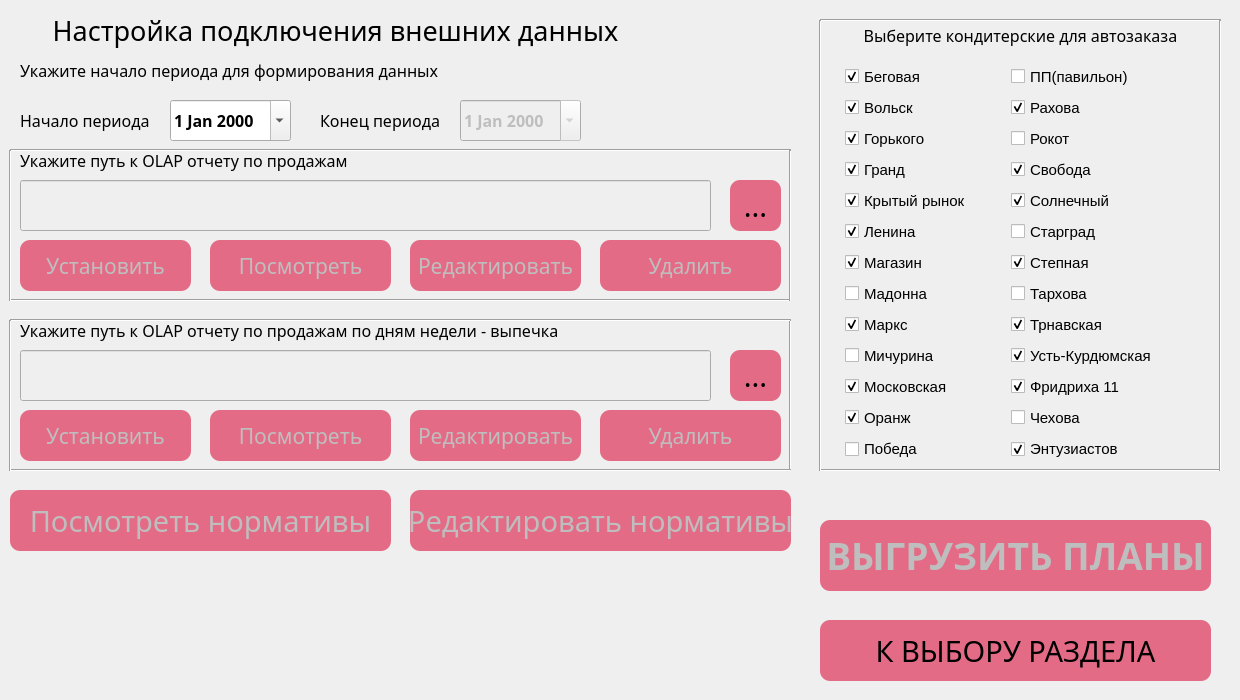
First picture: the form in ui/bakery.ui, repository PavelZagumenkin/Malina_Orders_v1, before the edit.
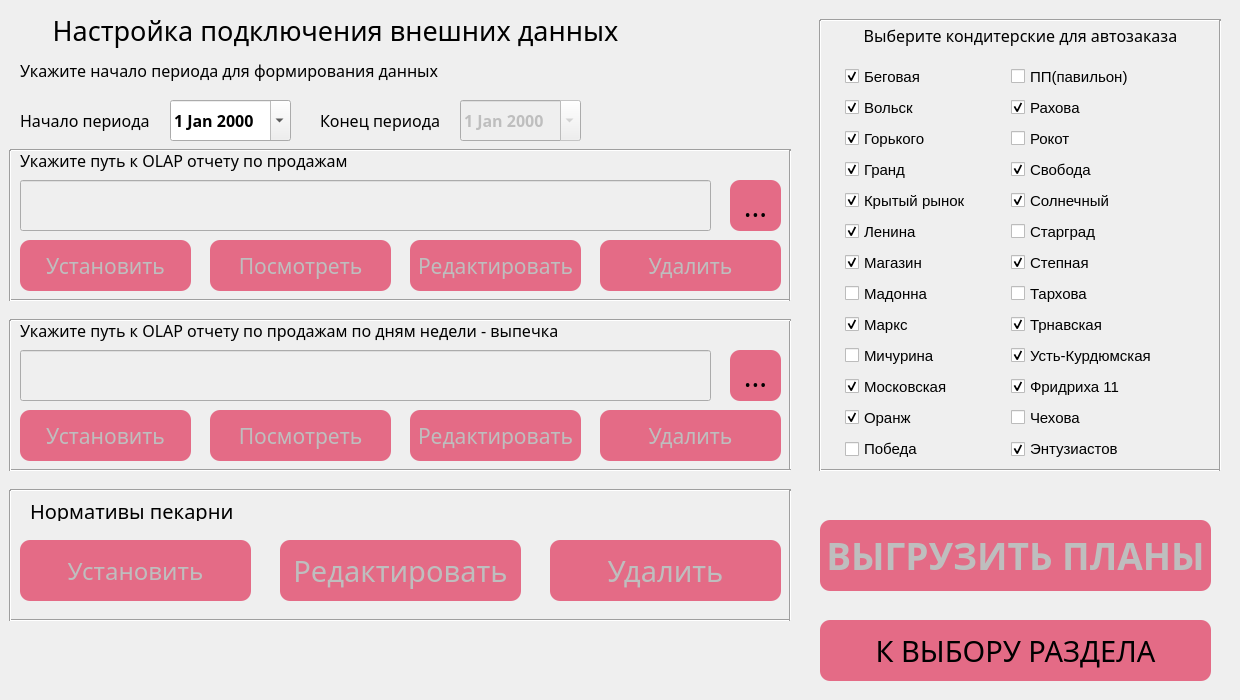
Second picture: the form after the edit. Icons and pictures are not drawn.

Patch:
```diff
--- a/ui/bakery.ui
+++ b/ui/bakery.ui
@@ -515,9 +515,9 @@
     </property>
     <property name="geometry">
      <rect>
-      <x>410</x>
-      <y>490</y>
-      <width>381</width>
+      <x>280</x>
+      <y>540</y>
+      <width>241</width>
       <height>61</height>
      </rect>
     </property>
@@ -546,7 +546,7 @@
 }</string>
     </property>
     <property name="text">
-     <string>Редактировать нормативы</string>
+     <string>Редактировать</string>
     </property>
     <property name="checkable">
      <bool>false</bool>
@@ -558,16 +558,16 @@
     </property>
     <property name="geometry">
      <rect>
-      <x>10</x>
-      <y>490</y>
-      <width>381</width>
+      <x>20</x>
+      <y>540</y>
+      <width>231</width>
       <height>61</height>
      </rect>
     </property>
     <property name="font">
      <font>
       <family>Trebuchet MS</family>
-      <pointsize>22</pointsize>
+      <pointsize>18</pointsize>
       <weight>50</weight>
       <bold>false</bold>
      </font>
@@ -589,7 +589,7 @@
 }</string>
     </property>
     <property name="text">
-     <string>Посмотреть нормативы</string>
+     <string>Установить</string>
     </property>
     <property name="checkable">
      <bool>false</bool>
@@ -1463,6 +1463,120 @@
      <enum>Qt::Vertical</enum>
     </property>
    </widget>
+   <widget class="QPushButton" name="btn_deleteNormativ">
+    <property name="enabled">
+     <bool>false</bool>
+    </property>
+    <property name="geometry">
+     <rect>
+      <x>550</x>
+      <y>540</y>
+      <width>231</width>
+      <height>61</height>
+     </rect>
+    </property>
+    <property name="font">
+     <font>
+      <family>Trebuchet MS</family>
+      <pointsize>22</pointsize>
+      <weight>50</weight>
+      <bold>false</bold>
+     </font>
+    </property>
+    <property name="styleSheet">
+     <string notr="true">QPushButton {
+background-color: rgb(228, 107, 134);
+border: none;
+border-radius: 10px}
+
+QPushButton:hover {
+border: 1px solid  rgb(0, 0, 0);
+background-color: rgba(228, 107, 134, 0.9)
+}
+
+QPushButton:pressed {
+border:3px solid  rgb(0, 0, 0);
+background-color: rgba(228, 107, 134, 1)
+}</string>
+    </property>
+    <property name="text">
+     <string>Удалить</string>
+    </property>
+    <property name="checkable">
+     <bool>false</bool>
+    </property>
+   </widget>
+   <widget class="QLabel" name="label_OLAP_P_3">
+    <property name="geometry">
+     <rect>
+      <x>30</x>
+      <y>500</y>
+      <width>761</width>
+      <height>21</height>
+     </rect>
+    </property>
+    <property name="font">
+     <font>
+      <family>Trebuchet MS</family>
+      <pointsize>15</pointsize>
+     </font>
+    </property>
+    <property name="text">
+     <string>Нормативы пекарни</string>
+    </property>
+   </widget>
+   <widget class="Line" name="line_12">
+    <property name="geometry">
+     <rect>
+      <x>10</x>
+      <y>480</y>
+      <width>781</width>
+      <height>20</height>
+     </rect>
+    </property>
+    <property name="orientation">
+     <enum>Qt::Horizontal</enum>
+    </property>
+   </widget>
+   <widget class="Line" name="line_13">
+    <property name="geometry">
+     <rect>
+      <x>10</x>
+      <y>610</y>
+      <width>781</width>
+      <height>20</height>
+     </rect>
+    </property>
+    <property name="orientation">
+     <enum>Qt::Horizontal</enum>
+    </property>
+   </widget>
+   <widget class="Line" name="line_14">
+    <property name="geometry">
+     <rect>
+      <x>780</x>
+      <y>490</y>
+      <width>20</width>
+      <height>131</height>
+     </rect>
+    </property>
+    <property name="orientation">
+     <enum>Qt::Vertical</enum>
+    </property>
+   </widget>
+   <widget class="Line" name="line_15">
+    <property name="geometry">
+     <rect>
+      <x>0</x>
+      <y>490</y>
+      <width>20</width>
+      <height>131</height>
+     </rect>
+    </property>
+    <property name="orientation">
+     <enum>Qt::Vertical</enum>
+    </property>
+   </widget>
   </widget>
  </widget>
  <resources/>
```
Left out of the diff: 2 changed lines with no effect on the pictures.
